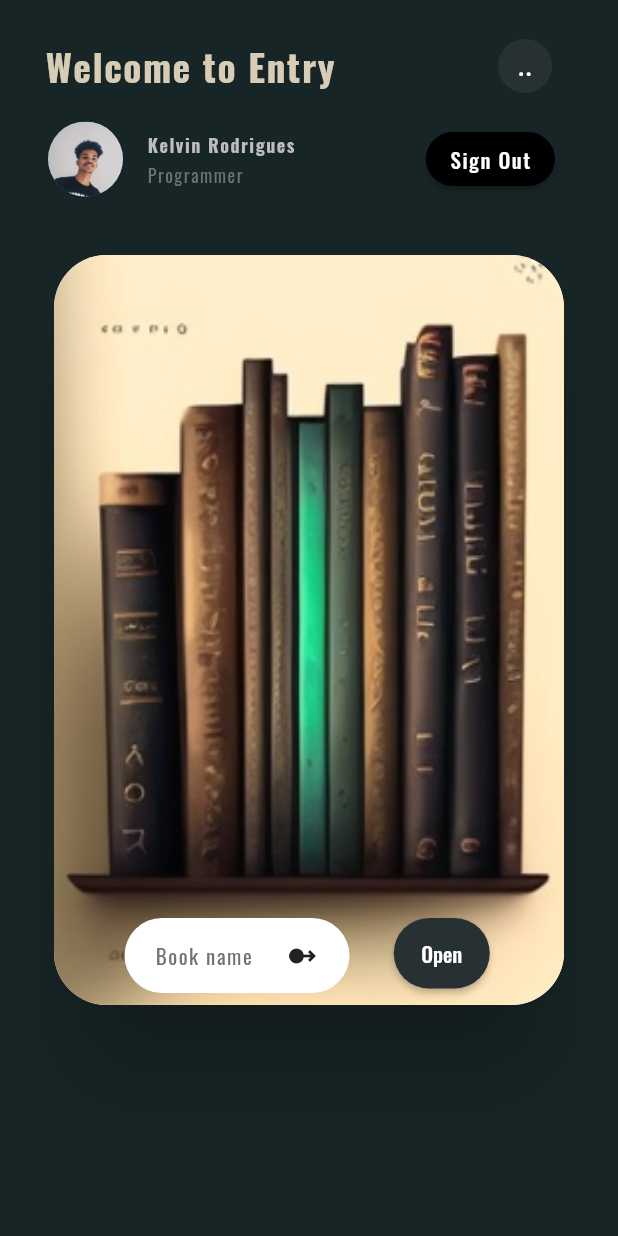
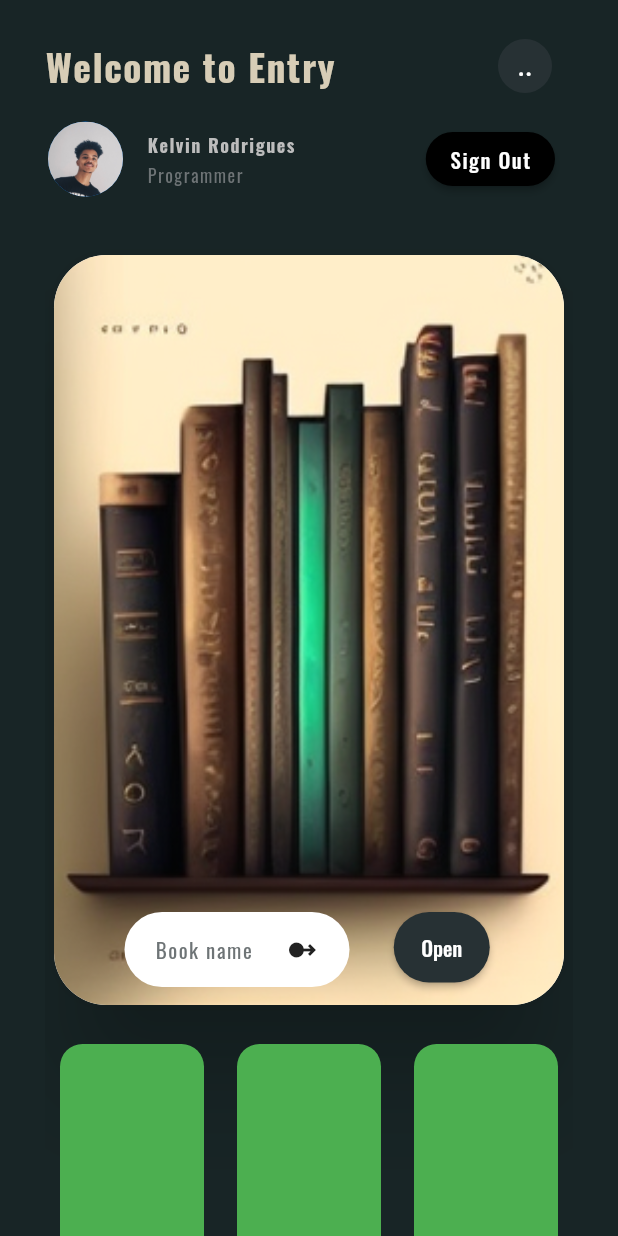
Before and after one commit to LunarioTK/Entry_UI, a Flutter app: the screen it shows after launch, on a phone screen of 412 x 824 dp. Run offline on Flutter 3.47's test engine with Material 2 defaults, Android fonts, the phone set to English and light mode, and no system bars.

Commit message:
Book container added

```diff
--- a/lib/screens/home.dart
+++ b/lib/screens/home.dart
@@ -1,5 +1,7 @@
 import 'package:entry_app_ui/constants/uicolor.dart';
 import 'package:entry_app_ui/utils/appbar.dart';
+import 'package:entry_app_ui/utils/book_container.dart';
+import 'package:flutter_staggered_grid_view/flutter_staggered_grid_view.dart';
 import 'package:entry_app_ui/utils/continuereadingcontainer.dart';
 import 'package:entry_app_ui/utils/profilecard.dart';
 import 'package:flutter/material.dart';
@@ -14,11 +16,25 @@ class Home extends StatelessWidget {
       body: Padding(
         padding: const EdgeInsets.fromLTRB(30, 20, 30, 0),
         child: ListView(
-          children: const [
-            MyAppBar(),
-            ProfileCard(),
-            SizedBox(height: 20),
-            ContinueReading(),
+          shrinkWrap: true,
+          children: [
+            const MyAppBar(),
+            const ProfileCard(),
+            const SizedBox(height: 20),
+            const ContinueReading(),
+            StaggeredGrid.count(
+              crossAxisCount: 3,
+              mainAxisSpacing: 2,
+              crossAxisSpacing: 2,
+              children: const [
+                BookContainer(),
+                BookContainer(),
+                BookContainer(),
+                BookContainer(),
+                BookContainer(),
+                BookContainer(),
+              ],
+            ),
           ],
         ),
       ),
--- /dev/null
+++ b/lib/utils/book_container.dart
@@ -0,0 +1,20 @@
+import 'package:flutter/material.dart';
+
+class BookContainer extends StatelessWidget {
+  const BookContainer({super.key});
+
+  @override
+  Widget build(BuildContext context) {
+    return Padding(
+      padding: const EdgeInsets.fromLTRB(10, 20, 10, 0),
+      child: Container(
+        height: 150,
+        width: 50,
+        decoration: BoxDecoration(
+          borderRadius: BorderRadius.circular(15),
+          color: Colors.green,
+        ),
+      ),
+    );
+  }
+}
--- a/lib/utils/continuereadingcontainer.dart
+++ b/lib/utils/continuereadingcontainer.dart
@@ -27,7 +27,7 @@ class ContinueReading extends StatelessWidget {
             ),
           ),
           child: Padding(
-            padding: const EdgeInsets.fromLTRB(20, 0, 20, 8),
+            padding: const EdgeInsets.fromLTRB(20, 0, 20, 12),
             child: Row(
               crossAxisAlignment: CrossAxisAlignment.end,
               mainAxisAlignment: MainAxisAlignment.spaceEvenly,
--- a/pubspec.yaml
+++ b/pubspec.yaml
@@ -36,6 +36,7 @@ dependencies:
   # The following adds the Cupertino Icons font to your application.
   # Use with the CupertinoIcons class for iOS style icons.
   cupertino_icons: ^1.0.2
+  flutter_staggered_grid_view: ^0.6.2
 
 dev_dependencies:
   flutter_test:
```
Also changed, not shown: pubspec.lock.
